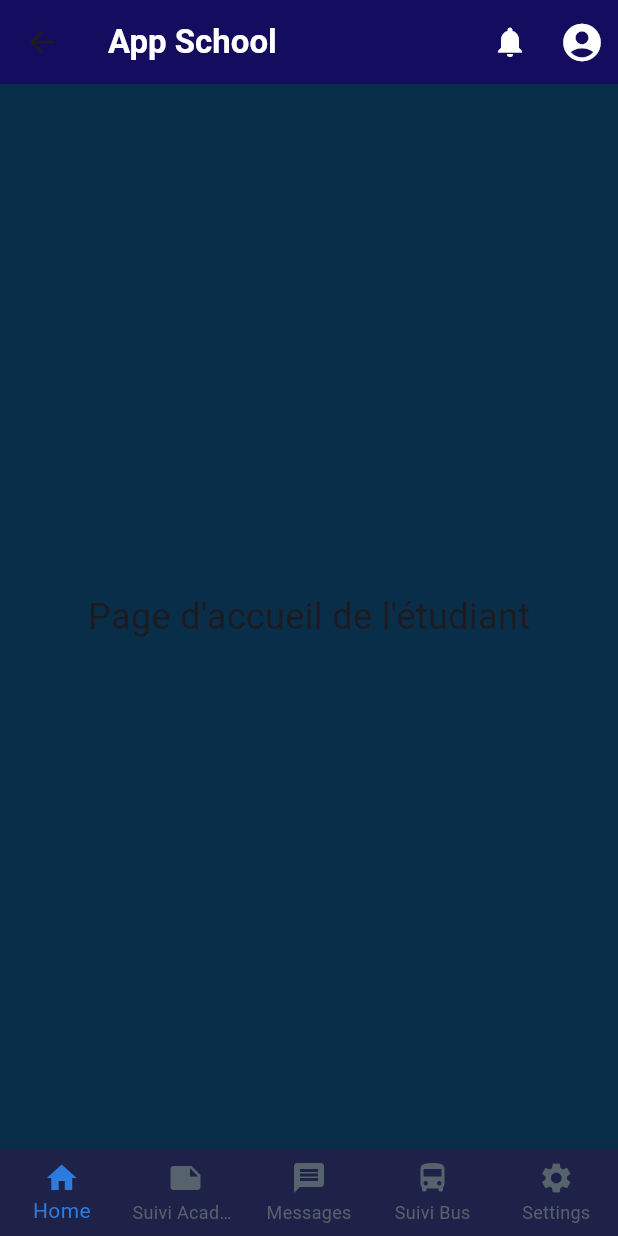
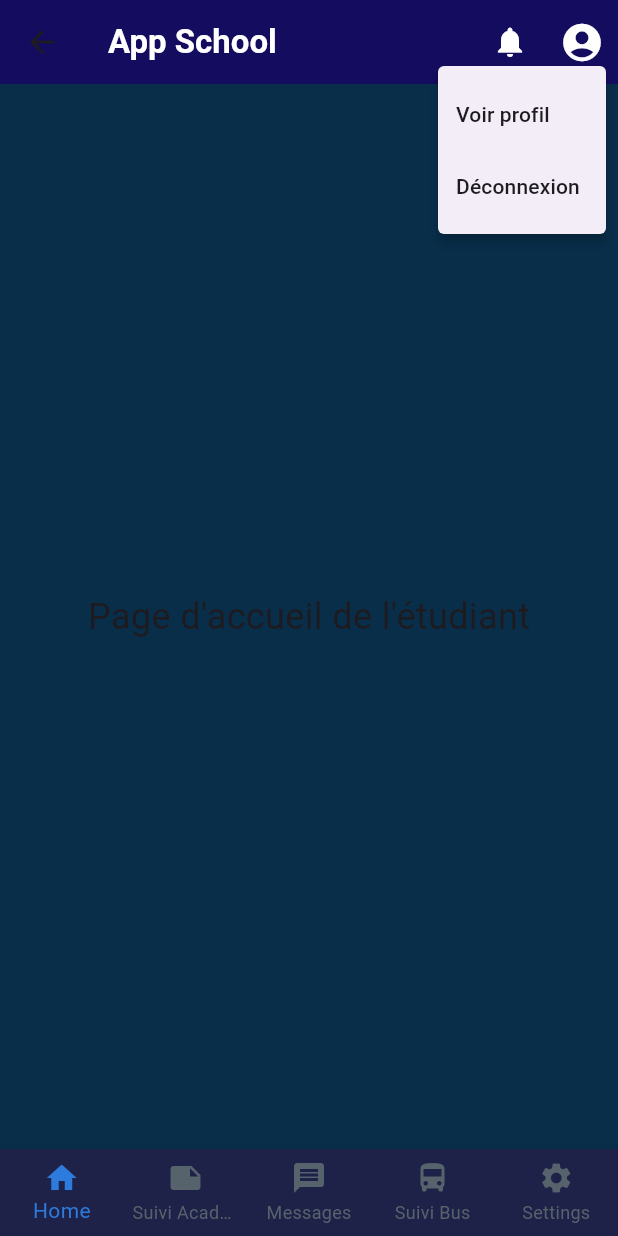
Before and after one commit to drbynz0/pfe_project, a Flutter app: the EtudiantHomePage screen opened by its route, after a tap on the "account circle" icon, on a phone screen of 412 x 824 dp. Run offline on Flutter 3.47's test engine with Material 3 defaults, Android fonts, the phone set to English and light mode, and no system bars; Roboto replaces fonts that are missing (Inter Tight).

```diff
--- a/lib/main.dart
+++ b/lib/main.dart
@@ -1,4 +1,5 @@
 import 'package:flutter/material.dart';
+import '/utils/profile_page.dart';
 import '/screens/login_page/login_page.dart';
 import 'screens/ens_pages/ens_home_page.dart';
 import 'screens/etudiant_pages/etud_home_page.dart';
@@ -22,6 +23,7 @@ class MyApp extends StatelessWidget {
         '/login': (context) => const LoginPage(),
         '/homeEns': (context) => const TeacherHomePage(),
         '/homeEtud': (context) => const EtudiantHomePage(),
+        '/profile': (context) => const ProfilePage(),
       },
     );
   }
--- a/lib/screens/etudiant_pages/etud_home_page.dart
+++ b/lib/screens/etudiant_pages/etud_home_page.dart
@@ -1,4 +1,5 @@
 import 'package:flutter/material.dart';
+import '/services/auth_service.dart';
 import 'messages_page.dart';
 import 'settings.dart';
 import 'suivi_bus.dart';
@@ -42,9 +43,27 @@ class EtudiantHomePageState extends State<EtudiantHomePage> {
             icon: const Icon(Icons.notifications, color: Colors.white, size: 24),
             onPressed: () {},
           ),
-          IconButton(
+          PopupMenuButton<String>(
             icon: const Icon(Icons.account_circle, color: Colors.white, size: 30),
-            onPressed: () {},
+            offset: const Offset(0, 40),
+            onSelected: (value) {
+              if (value == 'profile') {
+                // Rediriger vers la page de profil
+                Navigator.pushNamed(context, '/profile');
+              } else if (value == 'logout') {
+                AuthService.logout(context);
+              }
+            },
+            itemBuilder: (context) => [
+              const PopupMenuItem(
+                value: 'profile',
+                child: Text('Voir profil'),
+              ),
+              const PopupMenuItem(
+                value: 'logout',
+                child: Text('Déconnexion'),
+              ),
+            ],
           ),
         ],
       ),
--- /dev/null
+++ b/lib/services/auth_service.dart
@@ -0,0 +1,8 @@
+import 'package:flutter/material.dart';
+
+class AuthService {
+  static void logout(BuildContext context) {
+    // Ajoute ici ta logique de déconnexion (ex: suppression des tokens, redirection...)
+    Navigator.pushNamedAndRemoveUntil(context, '/login', (route) => false);
+  }
+}
```
Also changed, not shown: lib/utils/profile_page.dart (added, +46 -0 lines).
